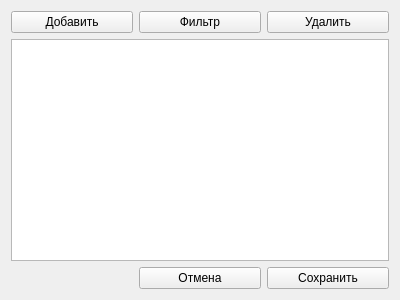
Old version of the form sqltablewin.ui in the repository drWebber/workbench.
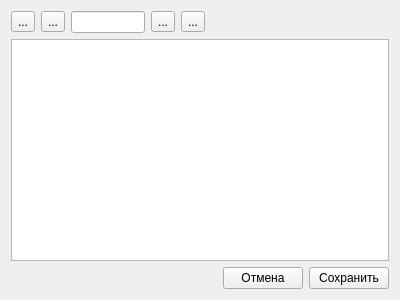
New version of the form.

The edit to the form file:
```diff
--- a/sqltablewin.ui
+++ b/sqltablewin.ui
@@ -16,50 +16,58 @@
   <layout class="QGridLayout" name="gridLayout_2">
    <item row="0" column="0">
     <layout class="QGridLayout" name="gridLayout">
-     <item row="0" column="0">
-      <widget class="QPushButton" name="pbAddRow">
-       <property name="text">
-        <string>Добавить</string>
-       </property>
-       <property name="shortcut">
-        <string>Ins</string>
-       </property>
-      </widget>
-     </item>
-     <item row="0" column="1">
-      <widget class="QPushButton" name="pbFilter">
-       <property name="text">
-        <string>Фильтр</string>
-       </property>
-      </widget>
-     </item>
-     <item row="1" column="0" colspan="3">
-      <widget class="QTableView" name="sqlTableView"/>
-     </item>
-     <item row="0" column="2">
-      <widget class="QPushButton" name="pbDelete">
-       <property name="text">
-        <string>Удалить</string>
-       </property>
-       <property name="shortcut">
-        <string>Del</string>
-       </property>
-      </widget>
-     </item>
-     <item row="2" column="2">
+     <item row="6" column="6">
       <widget class="QPushButton" name="pbnSave">
        <property name="text">
         <string>Сохранить</string>
        </property>
       </widget>
      </item>
-     <item row="2" column="1">
+     <item row="6" column="5">
       <widget class="QPushButton" name="pbnRevert">
        <property name="text">
         <string>Отмена</string>
        </property>
       </widget>
      </item>
+     <item row="5" column="0" colspan="7">
+      <widget class="QTableView" name="sqlTableView"/>
+     </item>
+     <item row="3" column="1">
+      <widget class="QToolButton" name="bnDelete">
+       <property name="text">
+        <string>...</string>
+       </property>
+      </widget>
+     </item>
+     <item row="3" column="0">
+      <widget class="QToolButton" name="bnAdd">
+       <property name="text">
+        <string>...</string>
+       </property>
+      </widget>
+     </item>
+     <item row="3" column="2">
+      <layout class="QHBoxLayout" name="horizontalLayout">
+       <item>
+        <widget class="QLineEdit" name="leFilter"/>
+       </item>
+       <item>
+        <widget class="QToolButton" name="bnSetFilter">
+         <property name="text">
+          <string>...</string>
+         </property>
+        </widget>
+       </item>
+       <item>
+        <widget class="QToolButton" name="bnUnSetFilter">
+         <property name="text">
+          <string>...</string>
+         </property>
+        </widget>
+       </item>
+      </layout>
+     </item>
     </layout>
    </item>
   </layout>
```
Left out of the diff: 35 changed lines with no effect on the pictures.
